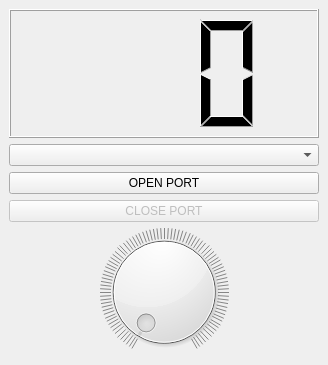
This is main_window.ui in Kokorev92/qt_servo_control as Qt 5 draws it before an edit. The edited form follows.
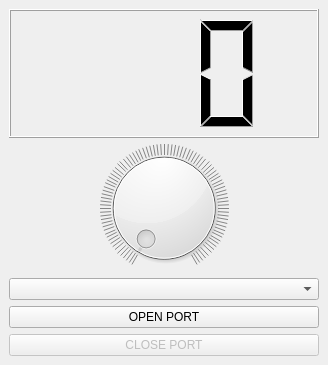
This is the edited form.

Commit message: wip: change QtDial position

Diff of the .ui file:
```diff
--- a/main_window.ui
+++ b/main_window.ui
@@ -15,32 +15,10 @@
   </property>
   <widget class="QWidget" name="centralwidget">
    <layout class="QGridLayout" name="gridLayout">
-    <item row="4" column="0">
-     <widget class="QDial" name="dial">
-      <property name="maximum">
-       <number>180</number>
-      </property>
-      <property name="pageStep">
-       <number>2</number>
-      </property>
-      <property name="value">
-       <number>0</number>
-      </property>
-      <property name="wrapping">
-       <bool>false</bool>
-      </property>
-      <property name="notchTarget">
-       <double>2.000000000000000</double>
-      </property>
-      <property name="notchesVisible">
-       <bool>true</bool>
-      </property>
-     </widget>
-    </item>
-    <item row="1" column="0">
-     <widget class="QComboBox" name="comboBox"/>
-    </item>
     <item row="2" column="0">
+     <widget class="QComboBox" name="comboBox"/>
+    </item>
+    <item row="3" column="0">
      <widget class="QPushButton" name="pushButton">
       <property name="enabled">
        <bool>true</bool>
@@ -69,7 +47,7 @@
       </property>
      </widget>
     </item>
-    <item row="3" column="0">
+    <item row="4" column="0">
      <widget class="QPushButton" name="pushButton_2">
       <property name="enabled">
        <bool>false</bool>
@@ -79,6 +57,28 @@
       </property>
      </widget>
     </item>
+    <item row="1" column="0">
+     <widget class="QDial" name="dial">
+      <property name="maximum">
+       <number>180</number>
+      </property>
+      <property name="pageStep">
+       <number>2</number>
+      </property>
+      <property name="value">
+       <number>0</number>
+      </property>
+      <property name="wrapping">
+       <bool>false</bool>
+      </property>
+      <property name="notchTarget">
+       <double>2.000000000000000</double>
+      </property>
+      <property name="notchesVisible">
+       <bool>true</bool>
+      </property>
+     </widget>
+    </item>
    </layout>
   </widget>
  </widget>
```
